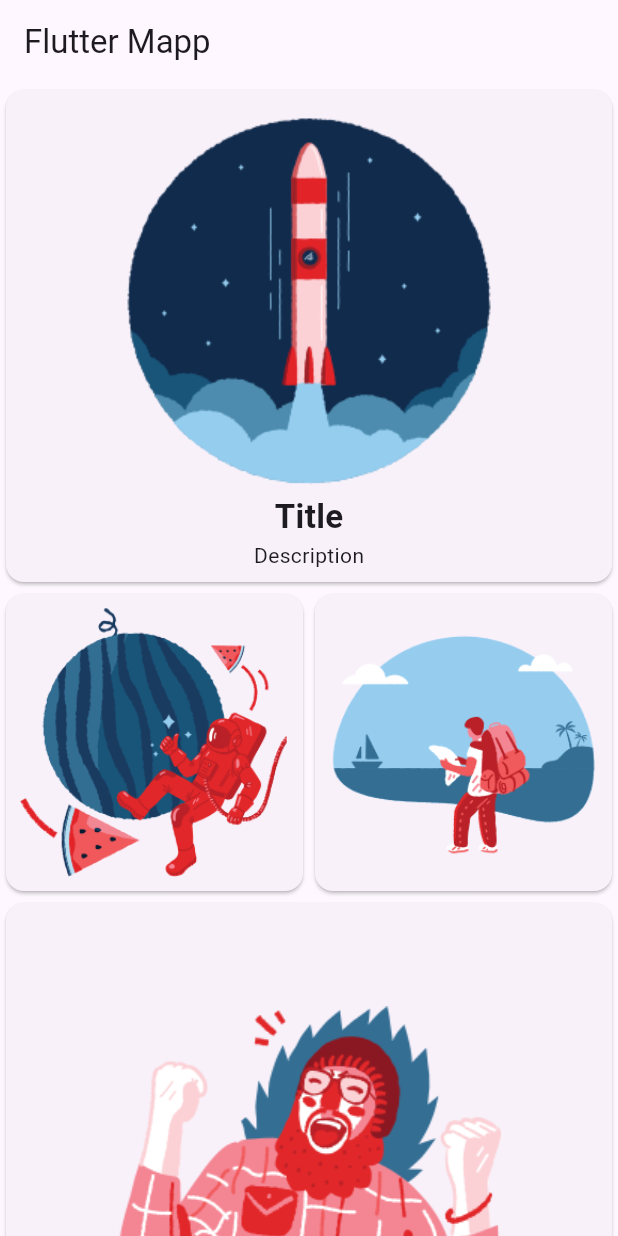
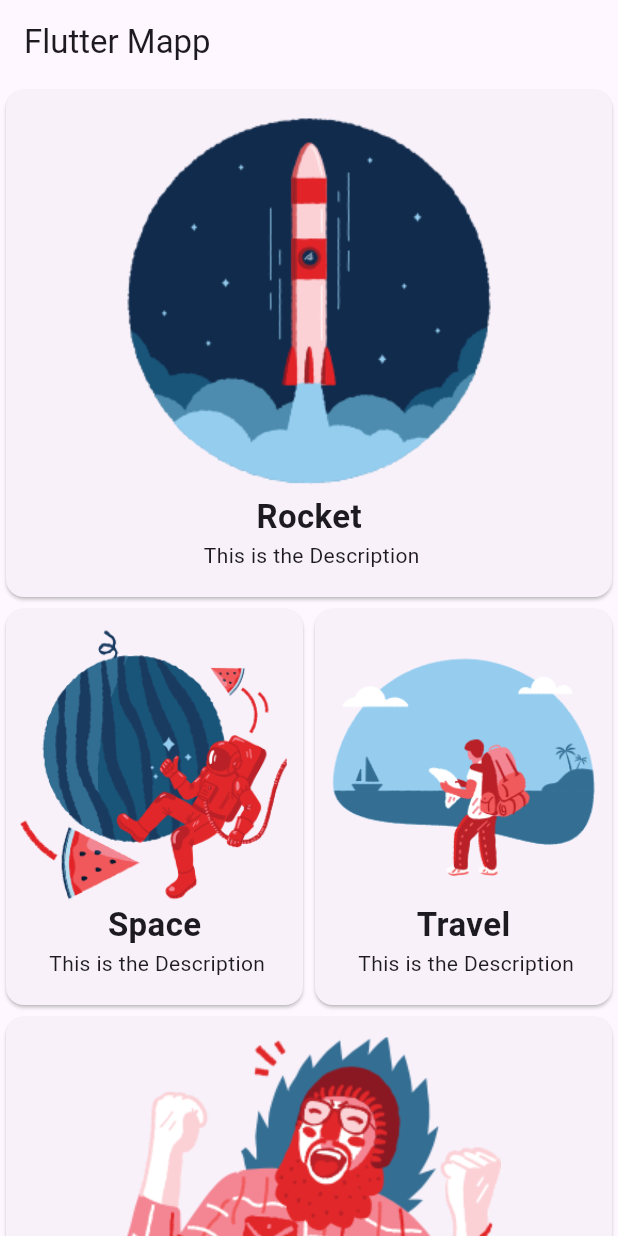
Before and after one commit to Dilshan189/flutter_miniproject, a Flutter app: the screen it shows after launch, on a phone screen of 412 x 824 dp. Run offline on Flutter 3.47's test engine with Material 3 defaults, Android fonts, the phone set to English and light mode, and no system bars.

Commit message:
change value

```diff
--- a/lib/core/constan.dart
+++ b/lib/core/constan.dart
@@ -0,0 +1,4 @@
+const double kDouble5 = 5.0;
+const double kDouble10 = 10.0;
+const double kDouble20 = 20.0;
+const double kDouble40 = 40.0;
--- a/lib/homepage.dart
+++ b/lib/homepage.dart
@@ -1,5 +1,8 @@
 import 'package:flutter/cupertino.dart';
 import 'package:flutter/material.dart';
+import 'package:flutter/widgets.dart';
+import 'package:normalproject/widget/card_widget.dart';
+
 
 class MyHomePage extends StatelessWidget {
   const MyHomePage({super.key});
@@ -10,57 +13,31 @@ class MyHomePage extends StatelessWidget {
       appBar: AppBar(
         title: const Text('Flutter Mapp'),
       ),
-      body:  SingleChildScrollView(
+      body:  const SingleChildScrollView(
         child: Column(
           children: [
-            Card(
-                child: Container(
-                padding:  const EdgeInsets.all(8.0),
-               // color: Colors.grey,
-                width: double.infinity,
-                child: Column(
-                  children: [
-                    const SizedBox(height: 5),
-                    Image.asset('images/rocket.png'),
-                    const Text('Title',
-                      style: TextStyle(fontSize: 22,
-                      fontWeight: FontWeight.bold),
-                    ),
-                    const Text('Description'),
-                  ],
-                )
-              ),
+            Row(
+              children: [
+                Expanded(
+                  child:CardWidget(title: 'Rocket',
+                    imagePath: 'images/rocket.png',),
+                ),
+              ],
             ),
             Row(
               children: [
                   Expanded(
-                    child:Card(
-                    child: Container(
-                      padding: const EdgeInsets.all(8.0),
-                      child: Image.asset('images/space.png'),
-
-                    ),
-                    ),
+                   child: CardWidget(title: 'Space',
+                     imagePath: 'images/space.png',),
                   ),
-
-                Expanded(
-                  child:Card(
-                      child: Container(
-                        padding: const EdgeInsets.all(8.0),
-                        child: Image.asset('images/travel.png'),
+               Expanded(
+                  child: CardWidget(title: 'Travel',
+                    imagePath: 'images/travel.png',),
                       ),
-                    ),
-                ),
               ],
             ),
-            Card(
-              child: Container(
-                  padding:  const EdgeInsets.all(8.0),
-                  // color: Colors.grey,
-                  width: double.infinity,
-                  child: Image.asset('images/yeah.png')
-              ),
-            ),
+            CardWidget(title: 'Yeah',
+              imagePath: 'images/yeah.png',),
           ],
         ),
       ),
--- /dev/null
+++ b/lib/widget/card_widget.dart
@@ -0,0 +1,36 @@
+import 'package:flutter/material.dart';
+import '../core/constan.dart';
+
+
+class CardWidget extends StatelessWidget {
+  const CardWidget({super.key,
+    required this.title,
+    this.imagePath,
+  });
+  final String title;
+  final String? imagePath;
+
+
+  @override
+  Widget build(BuildContext context) {
+    return Card(
+        child: Container(
+            padding:  const EdgeInsets.all(8.0),
+            width: double.infinity,
+            child: Column(
+              children: [
+                const SizedBox(height: kDouble5),
+                Image.asset(imagePath!),
+                 Text(
+                  title,
+                  style: const TextStyle(fontSize: 22,
+                      fontWeight: FontWeight.bold),
+                ),
+                const Text(' This is the Description'),
+                const SizedBox(height: kDouble10),
+              ],
+            )
+        ),
+      );
+  }
+}
```
